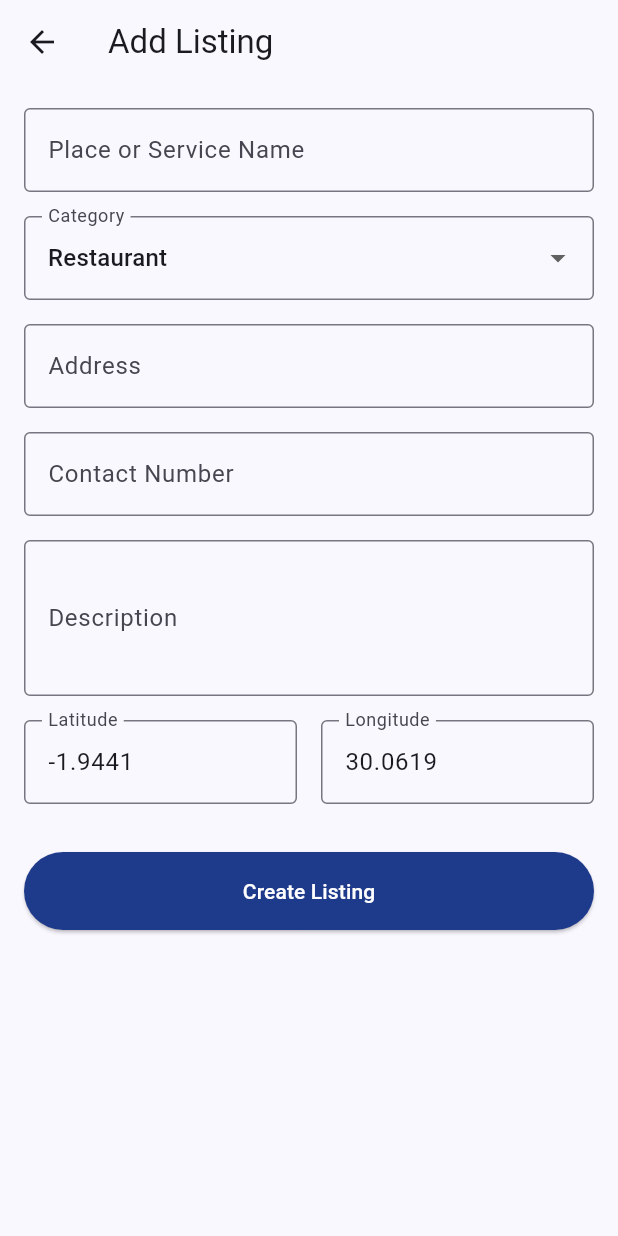
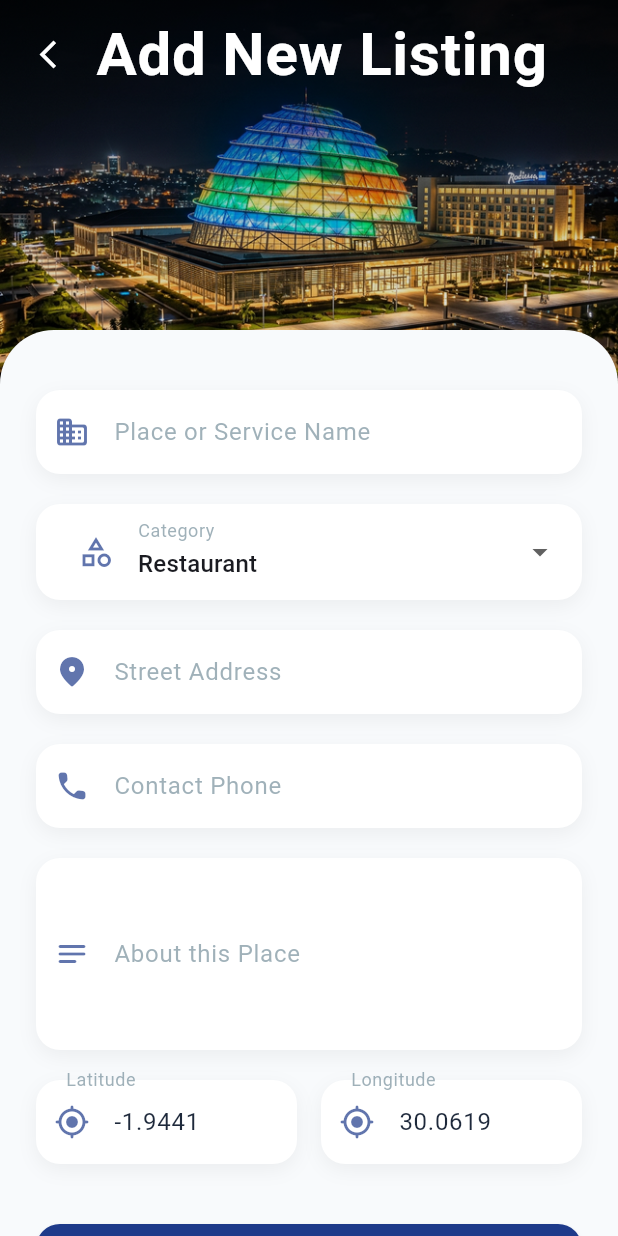
Before and after one commit to Bonaeineza31/kigali_projects, a Flutter app: the AddEditListingScreen screen opened directly, on a phone screen of 412 x 824 dp. Run offline on Flutter 3.47's test engine with Material 3 defaults, Android fonts, the phone set to English and light mode, and no system bars; our stand-ins replace cloud_firestore, firebase_auth, firebase_core, flutter_dotenv, flutter_map, geolocator and 1 more; accounts and stored records are empty.

Commit message:
Updated UI for edit/add listing to match existing UI

```diff
--- a/kigali_project/lib/screens/directory/add_edit_listing_screen.dart
+++ b/kigali_project/lib/screens/directory/add_edit_listing_screen.dart
@@ -59,71 +59,111 @@ class _AddEditListingScreenState extends State<AddEditListingScreen> {
     final authProvider = Provider.of<AuthProvider>(context, listen: false);
 
     return Scaffold(
-      appBar: AppBar(
-        title: Text(widget.listing == null ? 'Add Listing' : 'Edit Listing'),
+      backgroundColor: const Color(0xFF1E3A8A), // Base color to prevent flickering
+      body: Stack(
+        children: [
+          // 1. Background Image Header
+          Container(
+            height: 320,
+            width: double.infinity,
+            child: Image.asset(
+              'assets/images/kigali_convention_night.png',
+              fit: BoxFit.cover,
             ),
-      body: SingleChildScrollView(
-        padding: const EdgeInsets.all(16.0),
+          ),
+          // 2. Sophisticated Dark Gradient Overlay
+          Container(
+            height: 320,
+            decoration: BoxDecoration(
+              gradient: LinearGradient(
+                begin: Alignment.topCenter,
+                end: Alignment.bottomCenter,
+                colors: [
+                  Colors.black.withOpacity(0.7),
+                  Colors.black.withOpacity(0.2),
+                  Colors.transparent,
+                ],
+                stops: const [0.0, 0.4, 1.0],
+              ),
+            ),
+          ),
+          // 3. Scrollable Form Card
+          SingleChildScrollView(
+            child: Column(
+              children: [
+                const SizedBox(height: 220), // Spacing for the header image
+                Container(
+                  width: double.infinity,
+                  decoration: const BoxDecoration(
+                    color: Color(0xFFF8FAFC),
+                    borderRadius: BorderRadius.only(
+                      topLeft: Radius.circular(36),
+                      topRight: Radius.circular(36),
+                    ),
+                  ),
+                  child: Padding(
+                    padding: const EdgeInsets.fromLTRB(24, 40, 24, 40),
                     child: Form(
                       key: _formKey,
                       child: Column(
                         crossAxisAlignment: CrossAxisAlignment.stretch,
                         children: [
-              TextFormField(
+                          _buildStyledField(
                             controller: _nameController,
-                decoration: const InputDecoration(labelText: 'Place or Service Name', border: OutlineInputBorder()),
-                validator: (value) => value == null || value.isEmpty ? 'Required' : null,
+                            label: 'Place or Service Name',
+                            icon: Icons.business_rounded,
+                            validator: (value) => value == null || value.isEmpty ? 'Please enter a name' : null,
                           ),
-              const SizedBox(height: 16),
-              DropdownButtonFormField<String>(
-                value: _selectedCategory,
-                decoration: const InputDecoration(labelText: 'Category', border: OutlineInputBorder()),
-                items: _categories.map((c) => DropdownMenuItem(value: c, child: Text(c))).toList(),
-                onChanged: (value) => setState(() => _selectedCategory = value!),
+                          const SizedBox(height: 20),
+                          _buildCategoryDropdown(),
+                          const SizedBox(height: 20),
+                          _buildStyledField(
+                            controller: _addressController,
+                            label: 'Street Address',
+                            icon: Icons.location_on_rounded,
+                            validator: (value) => value == null || value.isEmpty ? 'Please enter an address' : null,
                           ),
-              const SizedBox(height: 16),
-              TextFormField(
-                controller: _addressController,
-                decoration: const InputDecoration(labelText: 'Address', border: OutlineInputBorder()),
-                validator: (value) => value == null || value.isEmpty ? 'Required' : null,
+                          const SizedBox(height: 20),
+                          _buildStyledField(
+                            controller: _contactController,
+                            label: 'Contact Phone',
+                            icon: Icons.phone_rounded,
+                            keyboardType: TextInputType.phone,
+                            validator: (value) => value == null || value.isEmpty ? 'Please enter contact info' : null,
                           ),
-              const SizedBox(height: 16),
-              TextFormField(
-                controller: _contactController,
-                decoration: const InputDecoration(labelText: 'Contact Number', border: OutlineInputBorder()),
-                keyboardType: TextInputType.phone,
-                validator: (value) => value == null || value.isEmpty ? 'Required' : null,
+                          const SizedBox(height: 20),
+                          _buildStyledField(
+                            controller: _descriptionController,
+                            label: 'About this Place',
+                            icon: Icons.notes_rounded,
+                            maxLines: 4,
+                            validator: (value) => value == null || value.isEmpty ? 'Please enter a description' : null,
                           ),
-              const SizedBox(height: 16),
-              TextFormField(
-                controller: _descriptionController,
-                decoration: const InputDecoration(labelText: 'Description', border: OutlineInputBorder()),
-                maxLines: 3,
-                validator: (value) => value == null || value.isEmpty ? 'Required' : null,
-              ),
-              const SizedBox(height: 16),
+                          const SizedBox(height: 20),
                           Row(
                             children: [
                               Expanded(
-                    child: TextFormField(
+                                child: _buildStyledField(
                                   controller: _latController,
-                      decoration: const InputDecoration(labelText: 'Latitude', border: OutlineInputBorder()),
+                                  label: 'Latitude',
+                                  icon: Icons.gps_fixed_rounded,
                                   keyboardType: const TextInputType.numberWithOptions(decimal: true),
                                   validator: (value) => value == null || value.isEmpty ? 'Required' : null,
                                 ),
                               ),
                               const SizedBox(width: 16),
                               Expanded(
-                    child: TextFormField(
+                                child: _buildStyledField(
                                   controller: _lngController,
-                      decoration: const InputDecoration(labelText: 'Longitude', border: OutlineInputBorder()),
+                                  label: 'Longitude',
+                                  icon: Icons.gps_fixed_rounded,
                                   keyboardType: const TextInputType.numberWithOptions(decimal: true),
                                   validator: (value) => value == null || value.isEmpty ? 'Required' : null,
                                 ),
                               ),
                             ],
                           ),
-              const SizedBox(height: 32),
+                          const SizedBox(height: 40),
                           ElevatedButton(
                             onPressed: () async {
                               if (_formKey.currentState!.validate()) {
@@ -152,14 +192,119 @@ class _AddEditListingScreenState extends State<AddEditListingScreen> {
                             style: ElevatedButton.styleFrom(
                               backgroundColor: const Color(0xFF1E3A8A),
                               foregroundColor: Colors.white,
-                  padding: const EdgeInsets.symmetric(vertical: 16),
+                              padding: const EdgeInsets.symmetric(vertical: 20),
+                              shape: RoundedRectangleBorder(borderRadius: BorderRadius.circular(16)),
+                              elevation: 2,
+                              shadowColor: const Color(0xFF1E3A8A).withOpacity(0.3),
                             ),
-                child: Text(widget.listing == null ? 'Create Listing' : 'Save Changes'),
+                            child: Text(
+                              widget.listing == null ? 'Create Listing' : 'Save Changes',
+                              style: const TextStyle(fontSize: 18, fontWeight: FontWeight.bold, letterSpacing: 0.5),
+                            ),
                           ),
                         ],
                       ),
                     ),
                   ),
+                ),
+              ],
+            ),
+          ),
+          // 4. Floating AppBar Content
+          SafeArea(
+            child: Padding(
+              padding: const EdgeInsets.symmetric(horizontal: 8.0, vertical: 8.0),
+              child: Row(
+                children: [
+                  IconButton(
+                    icon: const Icon(Icons.arrow_back_ios_new, color: Colors.white, size: 22),
+                    onPressed: () => Navigator.pop(context),
+                  ),
+                  const SizedBox(width: 8),
+                  Text(
+                    widget.listing == null ? 'Add New Listing' : 'Edit Listing',
+                    style: const TextStyle(
+                      fontSize: 40,
+                      fontWeight: FontWeight.bold,
+                      color: Colors.white,
+                      letterSpacing: 0.5,
+                    ),
+                  ),
+                ],
+              ),
+            ),
+          ),
+        ],
+      ),
+    );
+  }
+
+  Widget _buildStyledField({
+    required TextEditingController controller,
+    required String label,
+    required IconData icon,
+    String? Function(String?)? validator,
+    TextInputType keyboardType = TextInputType.text,
+    int maxLines = 1,
+  }) {
+    return Container(
+      decoration: BoxDecoration(
+        color: Colors.white,
+        borderRadius: BorderRadius.circular(16),
+        boxShadow: [
+          BoxShadow(
+            color: Colors.black.withOpacity(0.05),
+            blurRadius: 10,
+            offset: const Offset(0, 4),
+          ),
+        ],
+      ),
+      child: TextFormField(
+        controller: controller,
+        validator: validator,
+        keyboardType: keyboardType,
+        maxLines: maxLines,
+        style: const TextStyle(fontSize: 16, color: Color(0xFF1E293B)),
+        decoration: InputDecoration(
+          labelText: label,
+          labelStyle: TextStyle(color: Colors.blueGrey.withOpacity(0.6)),
+          prefixIcon: Icon(icon, color: const Color(0xFF1E3A8A).withOpacity(0.7)),
+          border: OutlineInputBorder(
+            borderRadius: BorderRadius.circular(16),
+            borderSide: BorderSide.none,
+          ),
+          contentPadding: const EdgeInsets.symmetric(horizontal: 16, vertical: 16),
+          floatingLabelBehavior: FloatingLabelBehavior.auto,
+        ),
+      ),
+    );
+  }
+
+  Widget _buildCategoryDropdown() {
+    return Container(
+      padding: const EdgeInsets.symmetric(horizontal: 16, vertical: 4),
+      decoration: BoxDecoration(
+        color: Colors.white,
+        borderRadius: BorderRadius.circular(16),
+        boxShadow: [
+          BoxShadow(
+            color: Colors.black.withOpacity(0.05),
+            blurRadius: 10,
+            offset: const Offset(0, 4),
+          ),
+        ],
+      ),
+      child: DropdownButtonFormField<String>(
+        value: _selectedCategory,
+        decoration: InputDecoration(
+          labelText: 'Category',
+          labelStyle: TextStyle(color: Colors.blueGrey.withOpacity(0.6)),
+          prefixIcon: Icon(Icons.category_outlined, color: const Color(0xFF1E3A8A).withOpacity(0.7)),
+          border: InputBorder.none,
+        ),
+        items: _categories.map((c) => DropdownMenuItem(value: c, child: Text(c))).toList(),
+        onChanged: (value) => setState(() => _selectedCategory = value!),
+      ),
     );
   }
 }
```
Lines whose indentation alone changed are shown as unchanged.
